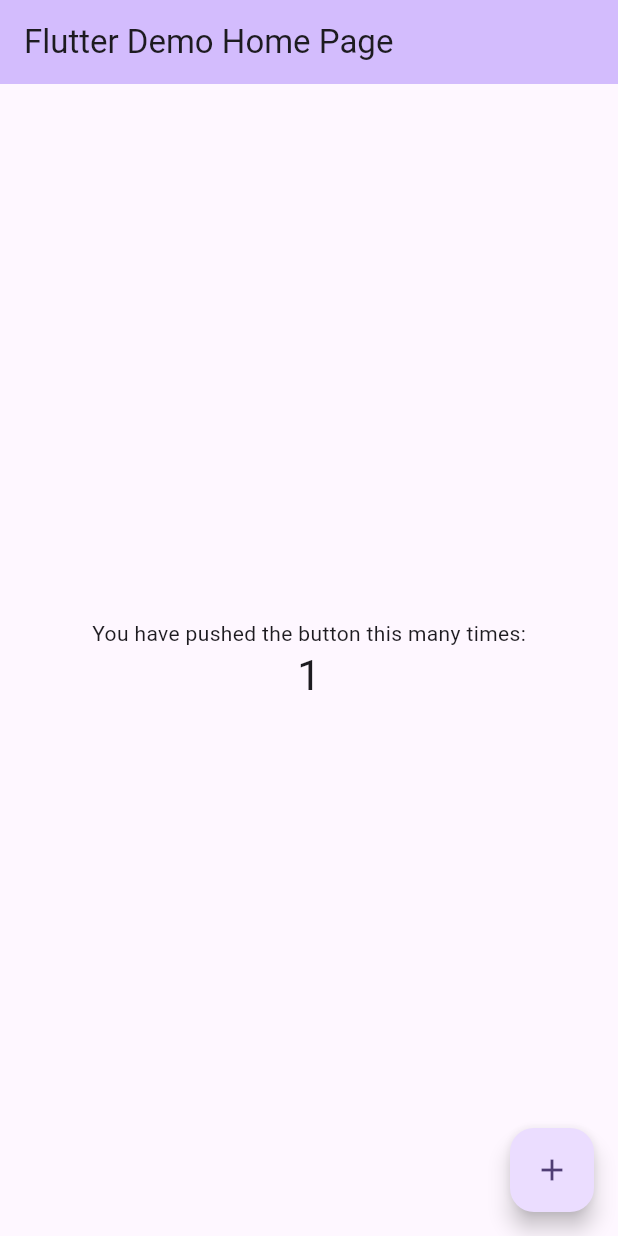
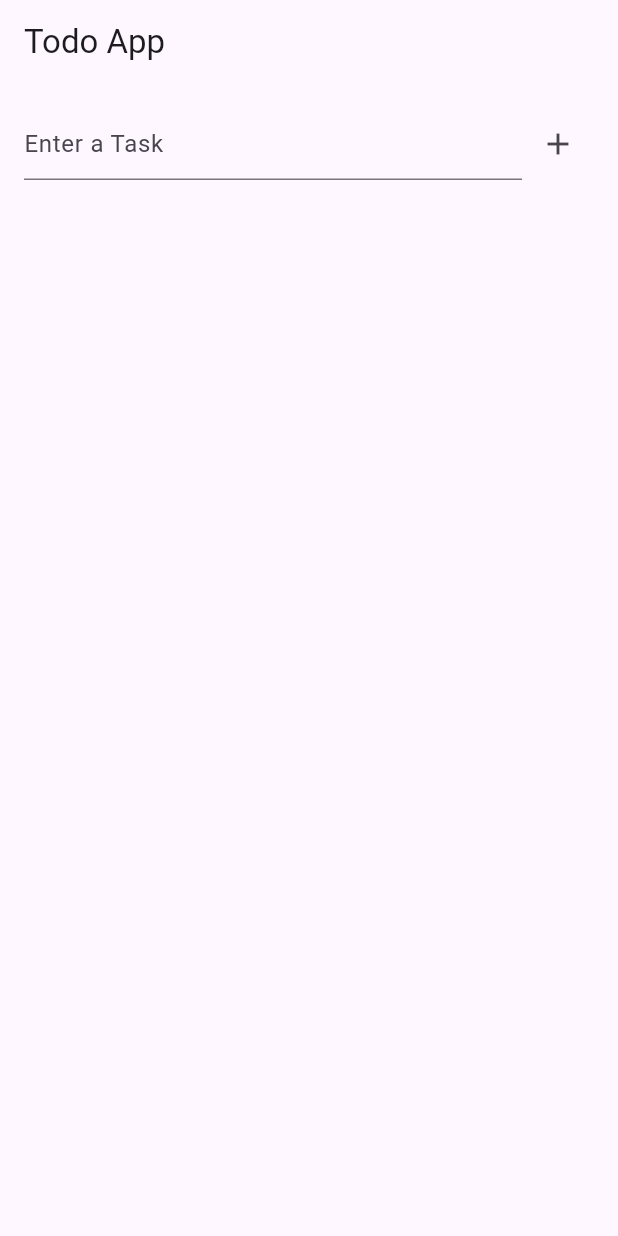
Before and after one commit to Habeeb-Rahman-CA/Simple-App-Flutter, a Flutter app: the screen it shows after launch, after a tap on the "add" icon, on a phone screen of 412 x 824 dp. Run offline on Flutter 3.47's test engine with Material 3 defaults, Android fonts, the phone set to English and light mode, and no system bars.

Commit message:
Simple Crud App

```diff
--- a/lib/main.dart
+++ b/lib/main.dart
@@ -1,122 +1,74 @@
 import 'package:flutter/material.dart';
 
-void main() {
-  runApp(const MyApp());
-}
+void main() => runApp(MyApp());
 
 class MyApp extends StatelessWidget {
-  const MyApp({super.key});
-
-  // This widget is the root of your application.
   @override
   Widget build(BuildContext context) {
-    return MaterialApp(
-      title: 'Flutter Demo',
-      theme: ThemeData(
-        // This is the theme of your application.
-        //
-        // TRY THIS: Try running your application with "flutter run". You'll see
-        // the application has a purple toolbar. Then, without quitting the app,
-        // try changing the seedColor in the colorScheme below to Colors.green
-        // and then invoke "hot reload" (save your changes or press the "hot
-        // reload" button in a Flutter-supported IDE, or press "r" if you used
-        // the command line to start the app).
-        //
-        // Notice that the counter didn't reset back to zero; the application
-        // state is not lost during the reload. To reset the state, use hot
-        // restart instead.
-        //
-        // This works for code too, not just values: Most code changes can be
-        // tested with just a hot reload.
-        colorScheme: ColorScheme.fromSeed(seedColor: Colors.deepPurple),
-      ),
-      home: const MyHomePage(title: 'Flutter Demo Home Page'),
-    );
+    return MaterialApp(home: TodoScreen());
   }
 }
 
-class MyHomePage extends StatefulWidget {
-  const MyHomePage({super.key, required this.title});
-
-  // This widget is the home page of your application. It is stateful, meaning
-  // that it has a State object (defined below) that contains fields that affect
-  // how it looks.
-
-  // This class is the configuration for the state. It holds the values (in this
-  // case the title) provided by the parent (in this case the App widget) and
-  // used by the build method of the State. Fields in a Widget subclass are
-  // always marked "final".
-
-  final String title;
-
+class TodoScreen extends StatefulWidget {
   @override
-  State<MyHomePage> createState() => _MyHomePageState();
+  State<StatefulWidget> createState() => _TodoScreenState();
 }
 
-class _MyHomePageState extends State<MyHomePage> {
-  int _counter = 0;
+class _TodoScreenState extends State<TodoScreen> {
+  final _controller = TextEditingController();
 
-  void _incrementCounter() {
+  List<String> _task = [];
+
+  void _addTask() {
+    if (_controller.text.trim().isNotEmpty) {
+      setState(() {
+        _task.add(_controller.text.trim());
+        _controller.text = '';
+      });
+    }
+  }
+
+  void _deleteTask(int index) {
     setState(() {
-      // This call to setState tells the Flutter framework that something has
-      // changed in this State, which causes it to rerun the build method below
-      // so that the display can reflect the updated values. If we changed
-      // _counter without calling setState(), then the build method would not be
-      // called again, and so nothing would appear to happen.
-      _counter++;
+      _task.removeAt(index);
     });
   }
 
   @override
   Widget build(BuildContext context) {
-    // This method is rerun every time setState is called, for instance as done
-    // by the _incrementCounter method above.
-    //
-    // The Flutter framework has been optimized to make rerunning build methods
-    // fast, so that you can just rebuild anything that needs updating rather
-    // than having to individually change instances of widgets.
     return Scaffold(
-      appBar: AppBar(
-        // TRY THIS: Try changing the color here to a specific color (to
-        // Colors.amber, perhaps?) and trigger a hot reload to see the AppBar
-        // change color while the other colors stay the same.
-        backgroundColor: Theme.of(context).colorScheme.inversePrimary,
-        // Here we take the value from the MyHomePage object that was created by
-        // the App.build method, and use it to set our appbar title.
-        title: Text(widget.title),
-      ),
-      body: Center(
-        // Center is a layout widget. It takes a single child and positions it
-        // in the middle of the parent.
+      appBar: AppBar(title: Text('Todo App')),
+      body: Padding(
+        padding: const EdgeInsets.all(16.0),
         child: Column(
-          // Column is also a layout widget. It takes a list of children and
-          // arranges them vertically. By default, it sizes itself to fit its
-          // children horizontally, and tries to be as tall as its parent.
-          //
-          // Column has various properties to control how it sizes itself and
-          // how it positions its children. Here we use mainAxisAlignment to
-          // center the children vertically; the main axis here is the vertical
-          // axis because Columns are vertical (the cross axis would be
-          // horizontal).
-          //
-          // TRY THIS: Invoke "debug painting" (choose the "Toggle Debug Paint"
-          // action in the IDE, or press "p" in the console), to see the
-          // wireframe for each widget.
-          mainAxisAlignment: MainAxisAlignment.center,
-          children: <Widget>[
-            const Text('You have pushed the button this many times:'),
-            Text(
-              '$_counter',
-              style: Theme.of(context).textTheme.headlineMedium,
+          children: [
+            Row(
+              children: [
+                Expanded(
+                  child: TextField(
+                    controller: _controller,
+                    decoration: InputDecoration(hintText: 'Enter a Task'),
+                  ),
+                ),
+                IconButton(onPressed: _addTask, icon: Icon(Icons.add)),
+              ],
+            ),
+            Expanded(
+              child: ListView.builder(
+                itemCount: _task.length,
+                itemBuilder:
+                    (_, index) => ListTile(
+                      title: Text(_task[index]),
+                      trailing: IconButton(
+                        onPressed: () => _deleteTask(index),
+                        icon: Icon(Icons.delete),
+                      ),
+                    ),
+              ),
             ),
           ],
         ),
       ),
-      floatingActionButton: FloatingActionButton(
-        onPressed: _incrementCounter,
-        tooltip: 'Increment',
-        child: const Icon(Icons.add),
-      ), // This trailing comma makes auto-formatting nicer for build methods.
     );
   }
 }
```
